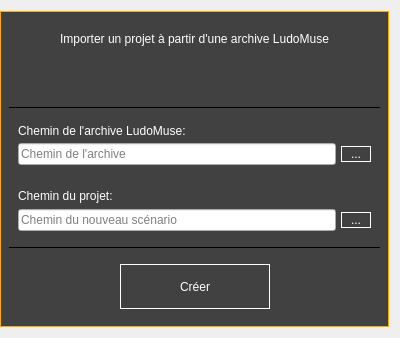
Old version of the form CImportProjectWizard.ui in the repository ludomuse/LudoMuseEditor.
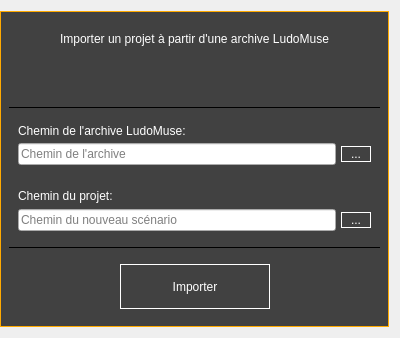
New version of the form.

What changed in the file:
```diff
--- a/CImportProjectWizard.ui
+++ b/CImportProjectWizard.ui
@@ -280,7 +280,7 @@
 }</string>
            </property>
            <property name="text">
-            <string>Créer</string>
+            <string>Importer</string>
            </property>
            <property name="flat">
             <bool>true</bool>
```
Left out of the diff: 5 changed lines with no effect on the pictures.
